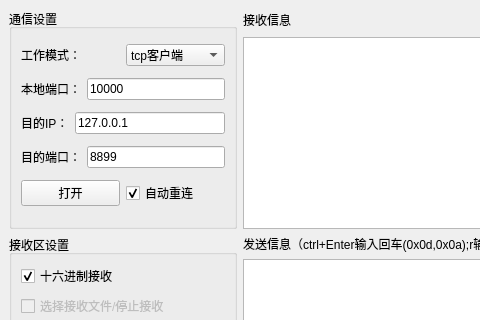
This is mainwindow.ui in shx6/Qt_practice as Qt 5 draws it before an edit; both pictures show x 0 to 480 and y 0 to 320 of the 1025 by 740 pixel window. The edited form follows.
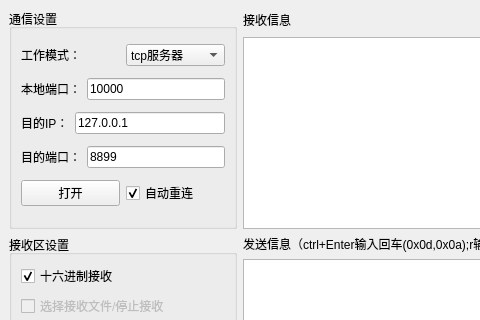
This is the edited form.

What changed in the file:
```diff
--- a/mainwindow.ui
+++ b/mainwindow.ui
@@ -525,7 +525,7 @@
          <item>
           <widget class="QComboBox" name="workMode">
            <property name="currentIndex">
-            <number>1</number>
+            <number>0</number>
            </property>
            <item>
             <property name="text">
```
